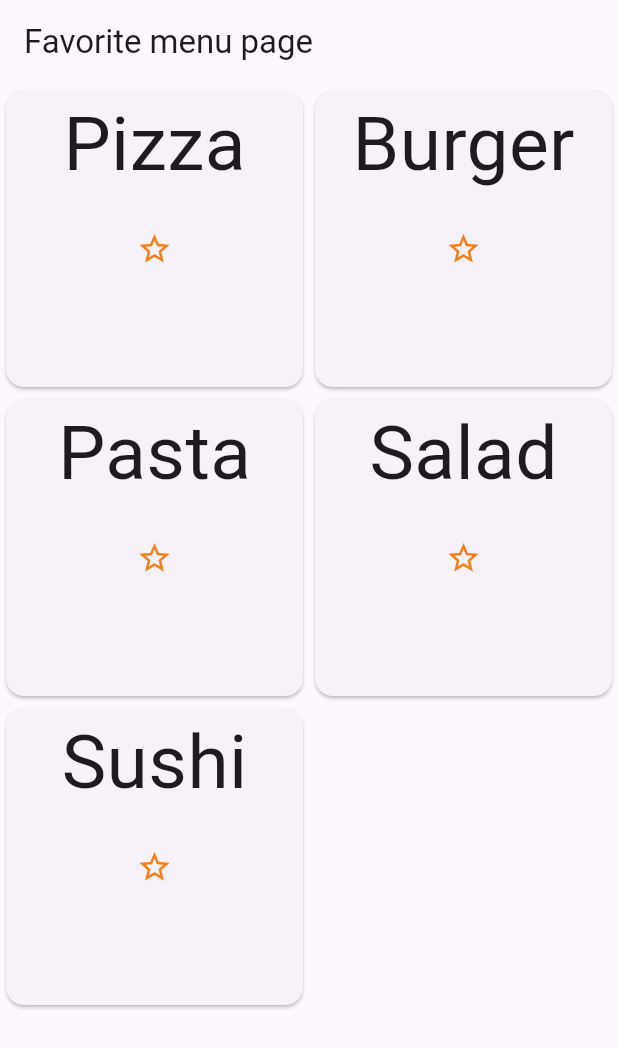
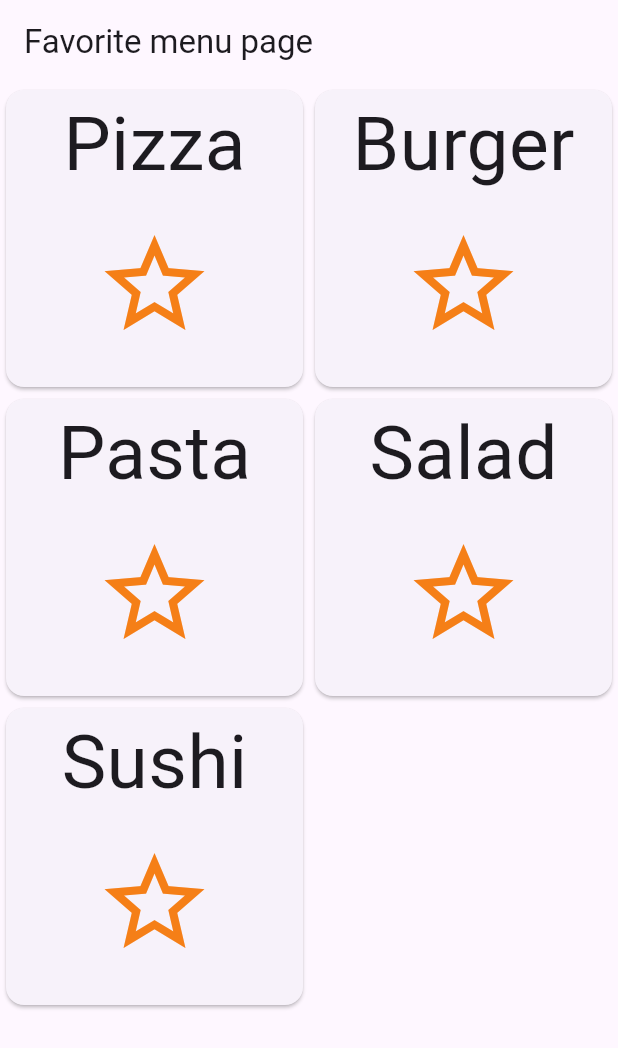
Before and after one commit to berkayismus/flutter_learning, a Flutter app: the screen it shows after launch, on a phone screen of 412 x 824 dp. Shown: the top 1048 px of the screen. Run offline on Flutter 3.47's test engine with Material 3 defaults, Android fonts, the phone set to English and light mode, and no system bars; our stand-ins replace bloc, equatable, flutter_bloc.

Commit message:
upd menu page

```diff
--- a/lib/favorite_menu/menu_page.dart
+++ b/lib/favorite_menu/menu_page.dart
@@ -63,6 +63,7 @@ class MenuItemWidget extends StatelessWidget {
               icon: Icon(
                 item.isFavorite ? Icons.star : Icons.star_border_outlined,
                 color: Colors.yellow[900],
+                size: 80,
               ),
               onPressed: () {
                 context.read<FavoriteCubit>().favorite(item);
```
